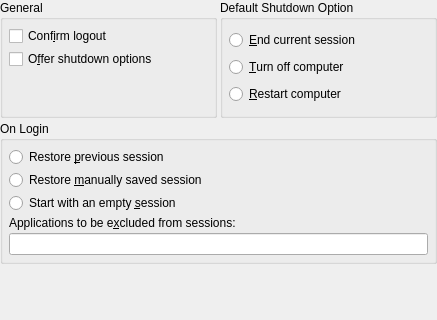
Qt form ksmserver/kcm/smserverconfigdlg.ui (mgottschlag/kwin-tiling) before a commit; both pictures show x 0 to 437 and y 0 to 320 of the 437 by 476 pixel window.
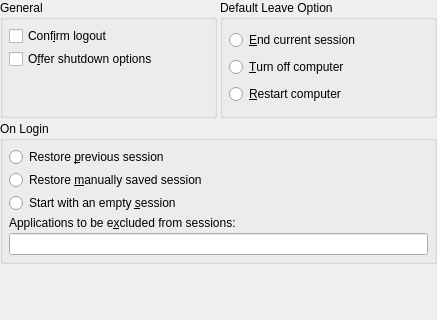
The same form after that commit. Custom widgets are drawn as their Qt base class.

Commit message: Updated string for matching plasma action.

Patch:
```diff
--- a/ksmserver/kcm/smserverconfigdlg.ui
+++ b/ksmserver/kcm/smserverconfigdlg.ui
@@ -79,7 +79,7 @@
         <string>Here you can choose what should happen by default when you log out. This only has meaning, if you logged in through KDM.</string>
        </property>
        <property name="title" >
-        <string>Default Shutdown Option</string>
+        <string>Default Leave Option</string>
        </property>
        <layout class="QVBoxLayout" >
         <item>
```
